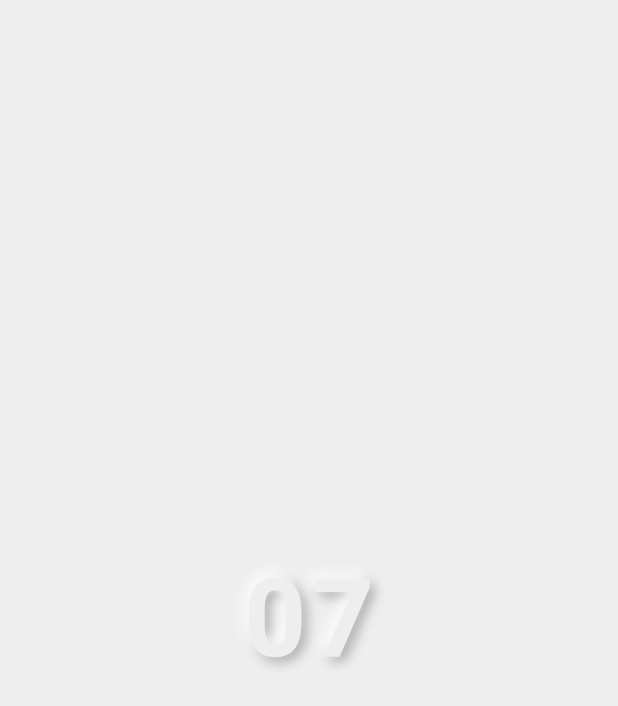
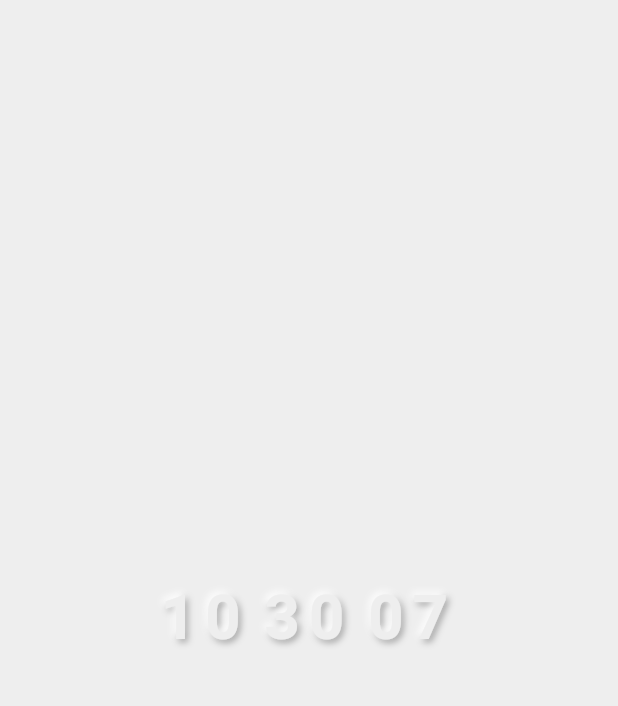
Before and after one commit to ywjung328/flutter_neumorphic_clock, a Flutter app: the screen it shows after launch, on a phone screen of 412 x 824 dp. Shown: the top 706 px of the screen. Run offline on Flutter 3.47's test engine with Material 2 defaults, Android fonts, the phone set to English and light mode, and no system bars; Roboto replaces fonts that are missing (NanumSquareRound).

Commit message:
First release

```diff
--- a/lib/main.dart
+++ b/lib/main.dart
@@ -54,13 +54,6 @@ class _MyHomePageState extends State<MyHomePage>
   bool subscribeS1 = false;
   bool subscribeS2 = false;
 
-  double elevH1 = 3.0;
-  double elevH2 = 3.0;
-  double elevM1 = 3.0;
-  double elevM2 = 3.0;
-  double elevS1 = 3.0;
-  double elevS2 = 3.0;
-
   setTime(Timer timer) async {
     dateTime = DateTime.now();
 
@@ -70,6 +63,8 @@ class _MyHomePageState extends State<MyHomePage>
     subscribeM2 = m2 != dateTime.minute % 10;
     subscribeS1 = s1 != dateTime.second ~/ 10;
     subscribeS2 = s2 != dateTime.second % 10;
+
+    print("For some reason, I need this line");
 
     await _controller.forward();
 
@@ -124,20 +119,168 @@ class _MyHomePageState extends State<MyHomePage>
     super.dispose();
   }
 
+  double min(double a, double b) {
+    return a > b ? b : a;
+  }
+
   @override
   Widget build(BuildContext context) {
+    size = min(MediaQuery.of(context).size.width,
+            MediaQuery.of(context).size.height) /
+        10;
+    elevation = size / 24;
+    var backgroundColor = Colors.grey.shade200;
+
     return Scaffold(
-      backgroundColor: Colors.grey.shade200,
+      backgroundColor: backgroundColor,
       body: Center(
         child: Row(
           mainAxisAlignment: MainAxisAlignment.center,
           crossAxisAlignment: CrossAxisAlignment.center,
           children: <Widget>[
             Container(
-              width: size / 8 * 5,
+              width: size * 0.72,
               child: Center(
                 child: Text(
-                  "$s1",
+                  "$h1  ",
+                  style: TextStyle(
+                    fontFamily: 'NanumSquareRound',
+                    fontWeight: FontWeight.w700,
+                    fontSize: size,
+                    color: Colors.grey.shade200,
+                    shadows: [
+                      Shadow(
+                        color: Colors.grey.shade500,
+                        offset: Offset(elevation, elevation) *
+                            (subscribeH1 ? 1.0 - _animation.value : 1.0),
+                        blurRadius: elevation *
+                            10 /
+                            3 *
+                            (subscribeH1 ? 1.0 - _animation.value : 1.0),
+                      ),
+                      Shadow(
+                        color: Colors.white,
+                        offset: Offset(-elevation, -elevation) *
+                            (subscribeH1 ? 1.0 - _animation.value : 1.0),
+                        blurRadius: elevation *
+                            10 /
+                            3 *
+                            (subscribeH1 ? 1.0 - _animation.value : 1.0),
+                      ),
+                    ],
+                  ),
+                ),
+              ),
+            ),
+            Container(
+              width: size * 0.72,
+              child: Center(
+                child: Text(
+                  "$h2 ",
+                  style: TextStyle(
+                    fontFamily: 'NanumSquareRound',
+                    fontWeight: FontWeight.w700,
+                    fontSize: size,
+                    color: Colors.grey.shade200,
+                    shadows: [
+                      Shadow(
+                        color: Colors.grey.shade500,
+                        offset: Offset(elevation, elevation) *
+                            (subscribeH2 ? 1.0 - _animation.value : 1.0),
+                        blurRadius: elevation *
+                            10 /
+                            3 *
+                            (subscribeH2 ? 1.0 - _animation.value : 1.0),
+                      ),
+                      Shadow(
+                        color: Colors.white,
+                        offset: Offset(-elevation, -elevation) *
+                            (subscribeH2 ? 1.0 - _animation.value : 1.0),
+                        blurRadius: elevation *
+                            10 /
+                            3 *
+                            (subscribeH2 ? 1.0 - _animation.value : 1.0),
+                      ),
+                    ],
+                  ),
+                ),
+              ),
+            ),
+            Container(width: size * 0.24),
+            Container(
+              width: size * 0.72,
+              child: Center(
+                child: Text(
+                  "$m1 ",
+                  style: TextStyle(
+                    fontFamily: 'NanumSquareRound',
+                    fontWeight: FontWeight.w700,
+                    fontSize: size,
+                    color: Colors.grey.shade200,
+                    shadows: [
+                      Shadow(
+                        color: Colors.grey.shade500,
+                        offset: Offset(elevation, elevation) *
+                            (subscribeM1 ? 1.0 - _animation.value : 1.0),
+                        blurRadius: elevation *
+                            10 /
+                            3 *
+                            (subscribeM1 ? 1.0 - _animation.value : 1.0),
+                      ),
+                      Shadow(
+                        color: Colors.white,
+                        offset: Offset(-elevation, -elevation) *
+                            (subscribeM1 ? 1.0 - _animation.value : 1.0),
+                        blurRadius: elevation *
+                            10 /
+                            3 *
+                            (subscribeM1 ? 1.0 - _animation.value : 1.0),
+                      ),
+                    ],
+                  ),
+                ),
+              ),
+            ),
+            Container(
+              width: size * 0.72,
+              child: Center(
+                child: Text(
+                  "$m2 ",
+                  style: TextStyle(
+                    fontFamily: 'NanumSquareRound',
+                    fontWeight: FontWeight.w700,
+                    fontSize: size,
+                    color: Colors.grey.shade200,
+                    shadows: [
+                      Shadow(
+                        color: Colors.grey.shade500,
+                        offset: Offset(elevation, elevation) *
+                            (subscribeM2 ? 1.0 - _animation.value : 1.0),
+                        blurRadius: elevation *
+                            10 /
+                            3 *
+                            (subscribeM2 ? 1.0 - _animation.value : 1.0),
+                      ),
+                      Shadow(
+                        color: Colors.white,
+                        offset: Offset(-elevation, -elevation) *
+                            (subscribeM2 ? 1.0 - _animation.value : 1.0),
+                        blurRadius: elevation *
+                            10 /
+                            3 *
+                            (subscribeM2 ? 1.0 - _animation.value : 1.0),
+                      ),
+                    ],
+                  ),
+                ),
+              ),
+            ),
+            Container(width: size * 0.24),
+            Container(
+              width: size * 0.72,
+              child: Center(
+                child: Text(
+                  "$s1 ",
                   style: TextStyle(
                     fontFamily: 'NanumSquareRound',
                     fontWeight: FontWeight.w700,
@@ -168,10 +311,10 @@ class _MyHomePageState extends State<MyHomePage>
               ),
             ),
             Container(
-              width: size / 8 * 5,
+              width: size * 0.72,
               child: Center(
                 child: Text(
-                  "$s2",
+                  "$s2 ",
                   style: TextStyle(
                     fontFamily: 'NanumSquareRound',
                     fontWeight: FontWeight.w700,
```
